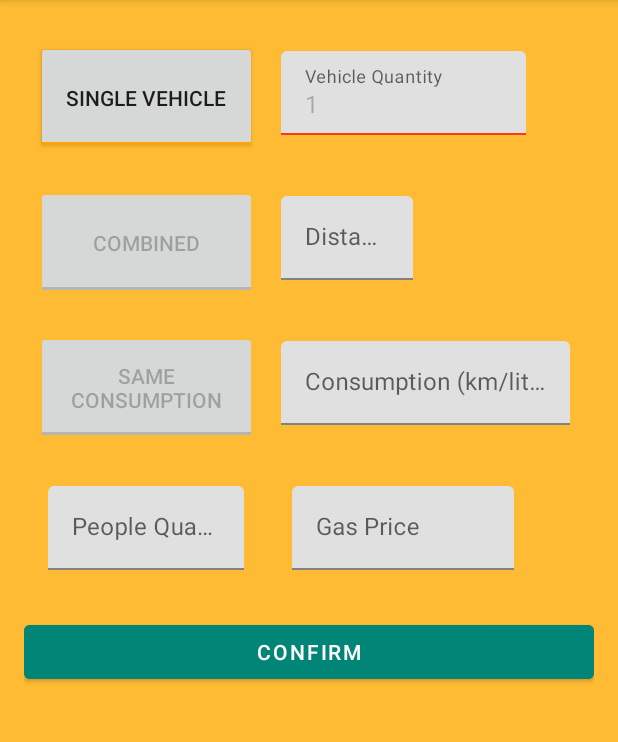
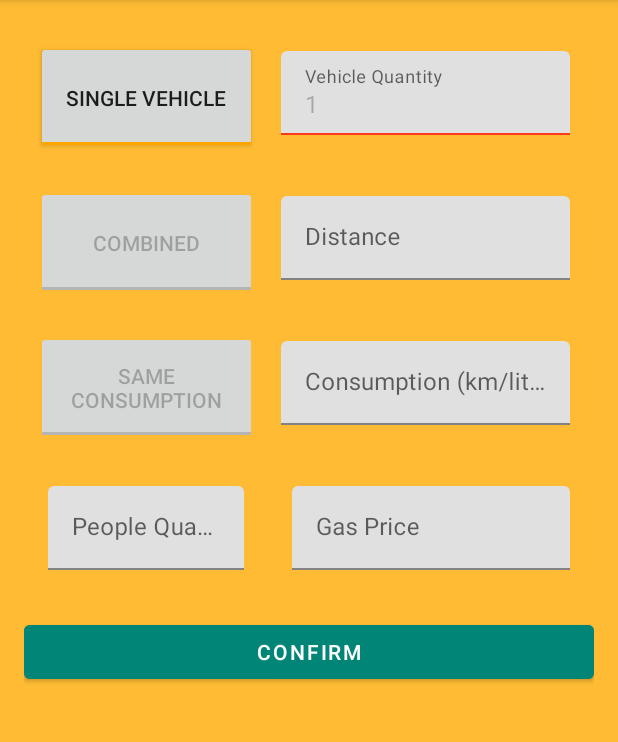
Before and after one commit to portgasdpetch/fuelCalMobile, an Android app: the screen it shows after launch (MainActivity), on a phone screen of 412 x 824 dp, the part 84-826 px from its top. Run offline under Robolectric (Android 15) with nearby library versions, the phone set to English and light mode, and no system bars.

Commit message:
a little improve

```diff
--- a/app/src/main/res/layout/fragment_overview.xml
+++ b/app/src/main/res/layout/fragment_overview.xml
@@ -28,7 +28,7 @@
 
         <com.google.android.material.textfield.TextInputLayout
             android:id="@+id/vehicle_quantity_text_input"
-            android:layout_width="195dp"
+            android:layout_width="235dp"
             android:layout_height="wrap_content"
             style="@style/Widget.MaterialComponents.TextInputEditText.OutlinedBox"
             android:paddingVertical="10dp"
@@ -49,7 +49,7 @@
 
         <com.google.android.material.textfield.TextInputLayout
             android:id="@+id/gas_price_text_input"
-            android:layout_width="180dp"
+            android:layout_width="235dp"
             android:layout_height="wrap_content"
             style="@style/Widget.MaterialComponents.TextInputEditText.OutlinedBox"
             android:layout_toEndOf="@+id/people_text_input"
@@ -101,7 +101,7 @@
 
         <com.google.android.material.textfield.TextInputLayout
             android:id="@+id/vehicle_distance_text_input"
-            android:layout_width="120dp"
+            android:layout_width="235dp"
             android:layout_height="wrap_content"
             style="@style/Widget.MaterialComponents.TextInputEditText.OutlinedBox"
             android:layout_below="@+id/vehicle_quantity_text_input"
```
